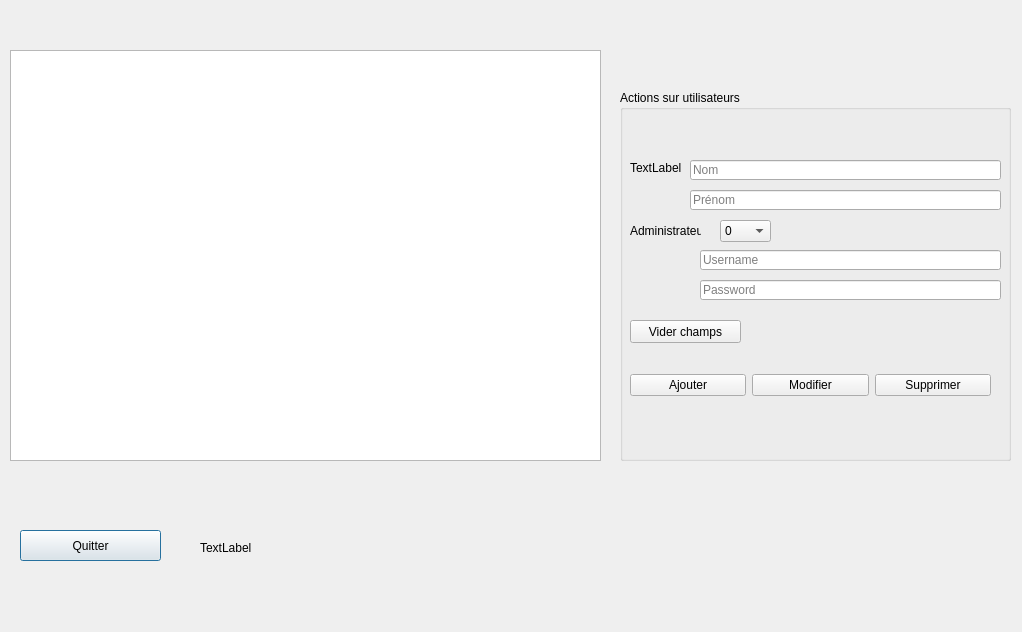
FestiClic/FestiClic3, file FestiClicC/utilisateur.ui: the form before one commit.
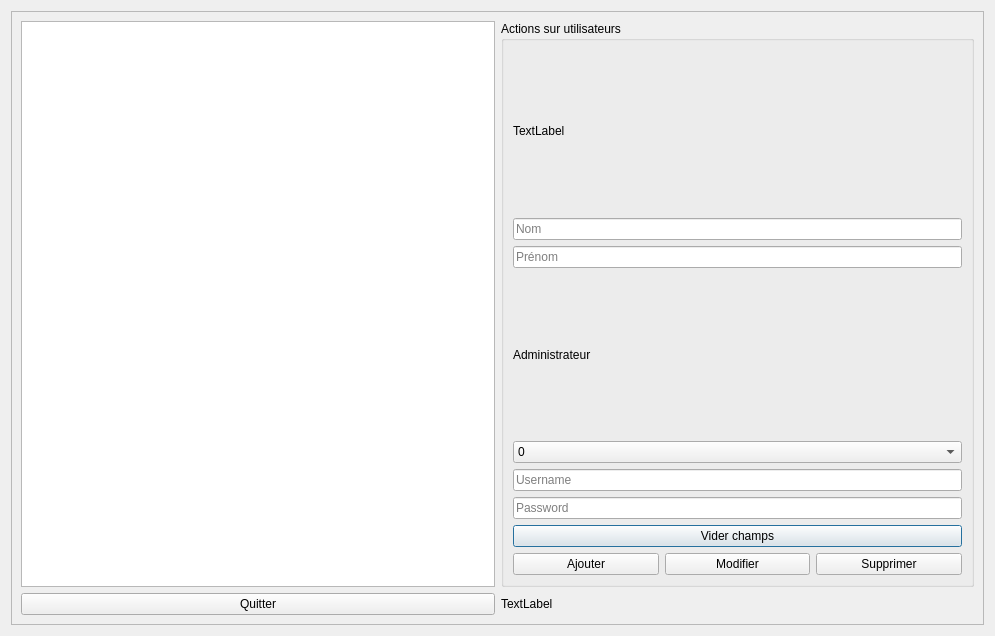
The form after the commit.

```diff
--- a/FestiClicC/utilisateur.ui
+++ b/FestiClicC/utilisateur.ui
@@ -6,70 +6,72 @@
    <rect>
     <x>0</x>
     <y>0</y>
-    <width>1022</width>
-    <height>632</height>
+    <width>995</width>
+    <height>636</height>
    </rect>
   </property>
   <property name="windowTitle">
    <string>Dialog</string>
   </property>
-  <widget class="QPushButton" name="uBtnQuitter">
-   <property name="geometry">
-    <rect>
-     <x>20</x>
-     <y>530</y>
-     <width>141</width>
-     <height>31</height>
-    </rect>
-   </property>
-   <property name="text">
-    <string>Quitter</string>
-   </property>
-  </widget>
-  <widget class="QTableView" name="uTabV">
+  <layout class="QVBoxLayout" name="verticalLayout_4">
+   <item>
+    <widget class="QScrollArea" name="scrollArea">
+     <property name="widgetResizable">
+      <bool>true</bool>
+     </property>
+     <widget class="QWidget" name="scrollAreaWidgetContents_2">
    <property name="geometry">
     <rect>
-     <x>10</x>
-     <y>50</y>
-     <width>591</width>
-     <height>411</height>
-    </rect>
-   </property>
-  </widget>
+        <x>0</x>
+        <y>0</y>
+        <width>975</width>
+        <height>616</height>
+       </rect>
+      </property>
+      <layout class="QVBoxLayout" name="verticalLayout_3">
+       <item>
+        <layout class="QVBoxLayout" name="verticalLayout_2">
+         <item>
+          <layout class="QHBoxLayout" name="horizontalLayout_3">
+           <item>
+            <widget class="QTableView" name="uTabV"/>
+           </item>
+           <item>
   <widget class="QGroupBox" name="groupBox">
-   <property name="geometry">
-    <rect>
-     <x>620</x>
-     <y>90</y>
-     <width>391</width>
-     <height>371</height>
-    </rect>
-   </property>
    <property name="title">
     <string>Actions sur utilisateurs</string>
    </property>
+             <layout class="QVBoxLayout" name="verticalLayout">
+              <item>
+               <widget class="QLabel" name="uLabelIditUtilisateur">
+                <property name="text">
+                 <string>TextLabel</string>
+                </property>
+               </widget>
+              </item>
+              <item>
    <widget class="QLineEdit" name="uTxtNom">
-    <property name="geometry">
-     <rect>
-      <x>70</x>
-      <y>70</y>
-      <width>311</width>
-      <height>20</height>
-     </rect>
-    </property>
     <property name="placeholderText">
      <string>Nom</string>
     </property>
    </widget>
+              </item>
+              <item>
+               <widget class="QLineEdit" name="uTxtPrenom">
+                <property name="placeholderText">
+                 <string>Prénom</string>
+                </property>
+               </widget>
+              </item>
+              <item>
+               <widget class="QLabel" name="uLabelAdministrateur">
+                <property name="text">
+                 <string>Administrateur</string>
+                </property>
+               </widget>
+              </item>
+              <item>
    <widget class="QComboBox" name="uCBoxAdministrateur">
-    <property name="geometry">
-     <rect>
-      <x>100</x>
-      <y>130</y>
-      <width>51</width>
-      <height>22</height>
-     </rect>
-    </property>
     <item>
      <property name="text">
       <string>0</string>
@@ -81,15 +83,29 @@
      </property>
     </item>
    </widget>
-   <widget class="QWidget" name="horizontalLayoutWidget">
-    <property name="geometry">
-     <rect>
-      <x>10</x>
-      <y>260</y>
-      <width>361</width>
-      <height>71</height>
-     </rect>
-    </property>
+              </item>
+              <item>
+               <widget class="QLineEdit" name="uTxtUsername">
+                <property name="placeholderText">
+                 <string>Username</string>
+                </property>
+               </widget>
+              </item>
+              <item>
+               <widget class="QLineEdit" name="uTxtPassword">
+                <property name="placeholderText">
+                 <string>Password</string>
+                </property>
+               </widget>
+              </item>
+              <item>
+               <widget class="QPushButton" name="uBtnViderChamps">
+                <property name="text">
+                 <string>Vider champs</string>
+                </property>
+               </widget>
+              </item>
+              <item>
     <layout class="QHBoxLayout" name="horizontalLayout">
      <item>
       <widget class="QPushButton" name="uBtnAjouter">
@@ -113,99 +129,37 @@
       </widget>
      </item>
     </layout>
-   </widget>
-   <widget class="QLineEdit" name="uTxtUsername">
-    <property name="geometry">
-     <rect>
-      <x>80</x>
-      <y>160</y>
-      <width>301</width>
-      <height>20</height>
-     </rect>
-    </property>
-    <property name="placeholderText">
-     <string>Username</string>
-    </property>
-   </widget>
-   <widget class="QLabel" name="uLabelIditUtilisateur">
-    <property name="geometry">
-     <rect>
-      <x>10</x>
-      <y>70</y>
-      <width>51</width>
-      <height>16</height>
-     </rect>
-    </property>
+              </item>
+             </layout>
+            </widget>
+           </item>
+          </layout>
+         </item>
+         <item>
+          <layout class="QHBoxLayout" name="horizontalLayout_2">
+           <item>
+            <widget class="QPushButton" name="uBtnQuitter">
     <property name="text">
-     <string>TextLabel</string>
-    </property>
-   </widget>
-   <widget class="QPushButton" name="uBtnViderChamps">
-    <property name="geometry">
-     <rect>
-      <x>10</x>
-      <y>230</y>
-      <width>111</width>
-      <height>23</height>
-     </rect>
-    </property>
-    <property name="text">
-     <string>Vider champs</string>
-    </property>
-   </widget>
-   <widget class="QLabel" name="uLabelAdministrateur">
-    <property name="geometry">
-     <rect>
-      <x>10</x>
-      <y>130</y>
-      <width>71</width>
-      <height>21</height>
-     </rect>
-    </property>
-    <property name="text">
-     <string>Administrateur</string>
-    </property>
-   </widget>
-   <widget class="QLineEdit" name="uTxtPrenom">
-    <property name="geometry">
-     <rect>
-      <x>70</x>
-      <y>100</y>
-      <width>311</width>
-      <height>20</height>
-     </rect>
-    </property>
-    <property name="placeholderText">
-     <string>Prénom</string>
-    </property>
-   </widget>
-   <widget class="QLineEdit" name="uTxtPassword">
-    <property name="geometry">
-     <rect>
-      <x>80</x>
-      <y>190</y>
-      <width>301</width>
-      <height>20</height>
-     </rect>
-    </property>
-    <property name="placeholderText">
-     <string>Password</string>
-    </property>
-   </widget>
-  </widget>
+              <string>Quitter</string>
+             </property>
+            </widget>
+           </item>
+           <item>
   <widget class="QLabel" name="uLabelAlerte">
-   <property name="geometry">
-    <rect>
-     <x>200</x>
-     <y>540</y>
-     <width>671</width>
-     <height>16</height>
-    </rect>
-   </property>
    <property name="text">
     <string>TextLabel</string>
    </property>
   </widget>
+           </item>
+          </layout>
+         </item>
+        </layout>
+       </item>
+      </layout>
+     </widget>
+    </widget>
+   </item>
+  </layout>
  </widget>
  <resources/>
  <connections/>
```
Lines whose indentation alone changed are shown as unchanged.
